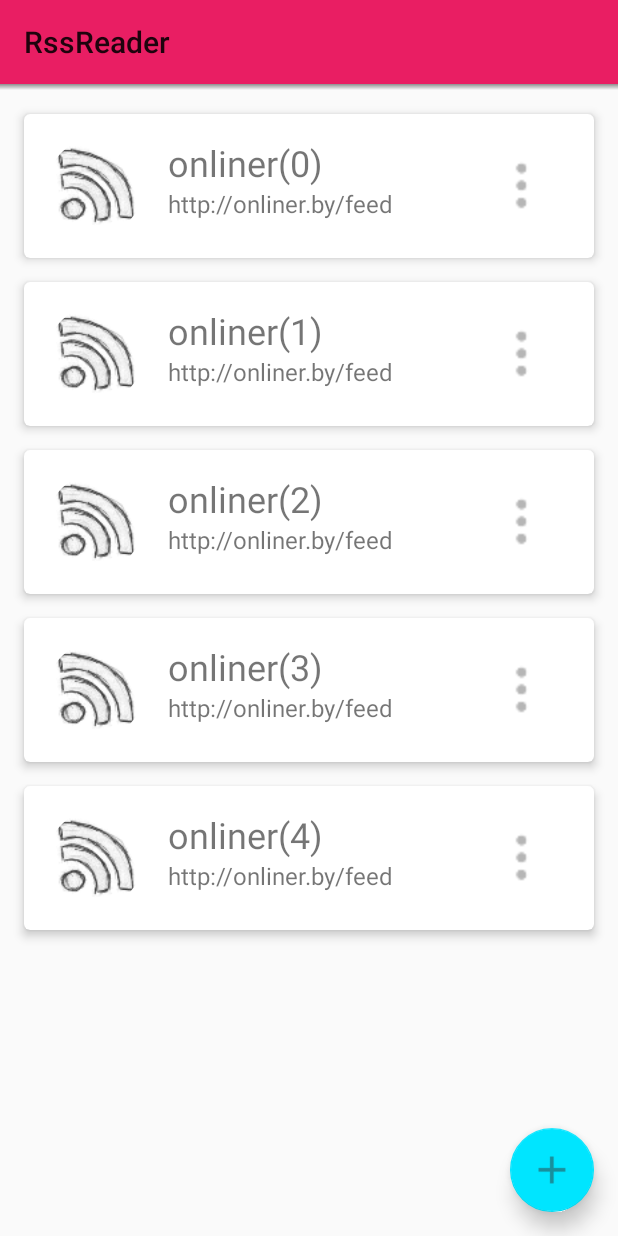
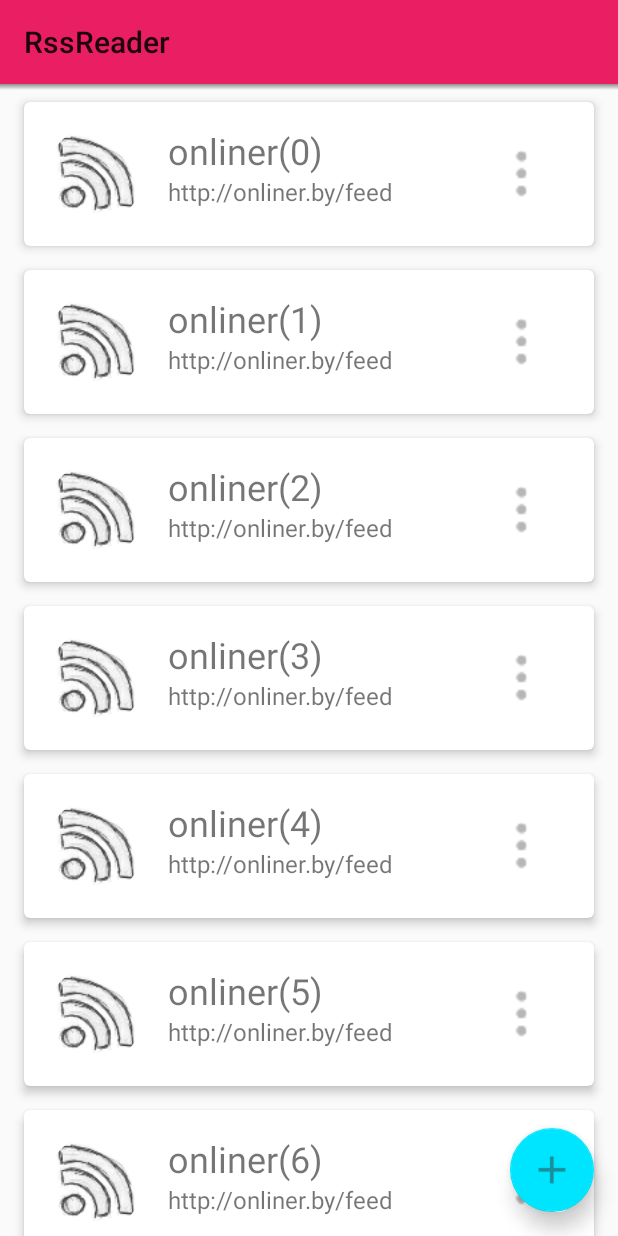
Before and after one commit to formakidov/Android-One, an Android app: the screen it shows after launch (FeedListActivity), on a phone screen of 412 x 824 dp. Run offline under Robolectric (Android 15) with nearby library versions, the phone set to English and light mode, and no system bars; our stand-ins replace CircleImageView; libraries missing offline, so code that uses them is left out: com.afollestad.materialdialogs, com.cocosw.bottomsheet; pictures from the network do not load.

Commit message:
fixed #22

```diff
--- a/RssReader/app/src/main/java/com/formakidov/rssreader/adapter/FeedAdapter.java
+++ b/RssReader/app/src/main/java/com/formakidov/rssreader/adapter/FeedAdapter.java
@@ -8,6 +8,7 @@ import android.view.MenuItem;
 import android.view.View;
 import android.view.ViewGroup;
 import android.widget.ImageView;
+import android.widget.ProgressBar;
 import android.widget.TextView;
 
 import com.formakidov.rssreader.DatabaseManager;
@@ -40,7 +41,7 @@ public class FeedAdapter extends RecyclerView.Adapter<FeedAdapter.ViewHolder>  i
 
     @Override
     public void onBindViewHolder(final ViewHolder viewHolder, final int position) {
-        FeedItem item = items.get(position);
+        final FeedItem item = items.get(position);
         String name = item.getName();
         String url = item.getUrl();
         viewHolder.feedName.setText(name);
@@ -51,11 +52,15 @@ public class FeedAdapter extends RecyclerView.Adapter<FeedAdapter.ViewHolder>  i
                 Tools.imageLoader.loadImage(s, new SimpleImageLoadingListener() {
                     @Override
                     public void onLoadingFailed(String arg0, View arg1, FailReason arg2) {
+                        viewHolder.progress.setVisibility(View.GONE);
+                        viewHolder.picture.setVisibility(View.VISIBLE);
                         viewHolder.picture.setImageResource(R.drawable.ic_launcher);
                     }
 
                     @Override
                     public void onLoadingComplete(String arg0, View arg1, Bitmap b) {
+                        viewHolder.progress.setVisibility(View.GONE);
+                        viewHolder.picture.setVisibility(View.VISIBLE);
                         if (null != b) {
                             viewHolder.picture.setImageBitmap(b);
                         } else {
@@ -77,10 +82,10 @@ public class FeedAdapter extends RecyclerView.Adapter<FeedAdapter.ViewHolder>  i
                     public boolean onMenuItemClick(MenuItem paramMenuItem) {
                         switch (paramMenuItem.getItemId()) {
                             case R.id.edit:
-                                fragment.showEditFeedDialog(position);
+                                fragment.showEditFeedDialog(items.indexOf(item));
                                 break;
                             case R.id.delete:
-                                deleteItem(position);
+                                deleteItem(items.indexOf(item));
                                 break;
                         }
                         return false;
@@ -90,6 +95,24 @@ public class FeedAdapter extends RecyclerView.Adapter<FeedAdapter.ViewHolder>  i
             }
         });
     }
+
+//    private void animateViewChanges(final View showView, final View hideView) {
+//        Animation fadeOutAnimation = AnimationUtils.loadAnimation(fragment.getActivity(), R.anim.fade_out);
+//        fadeOutAnimation.setDuration(CHANGE_VIEW_ANIMATION_DURATION);
+//        hideView.startAnimation(fadeOutAnimation);
+//        fadeOutAnimation.setAnimationListener(new SimpleAnimationListener() {
+//            @Override
+//            public void onAnimationEnd(Animation animation) {
+//                hideView.setVisibility(View.INVISIBLE);
+//                showView.setVisibility(View.VISIBLE);
+//                Animation fadeInAnimation = AnimationUtils.loadAnimation(fragment.getActivity(), R.anim.fade_in);
+//                fadeInAnimation.setDuration(CHANGE_VIEW_ANIMATION_DURATION);
+//                showView.startAnimation(fadeInAnimation);
+//            }
+//        });
+//
+//    }
+
     @Override
     public int getItemCount() {
         return items.size();
@@ -102,8 +125,8 @@ public class FeedAdapter extends RecyclerView.Adapter<FeedAdapter.ViewHolder>  i
     public void deleteItem(int position) {
         DatabaseManager manager = DatabaseManager.getInstance(fragment.getActivity());
         manager.deleteFeed(getItem(position).getUUID());
+        notifyItemRemoved(position);
         items.remove(position);
-        notifyItemRemoved(position);
     }
 
     public void addItem(FeedItem newItem) {
@@ -125,6 +148,7 @@ public class FeedAdapter extends RecyclerView.Adapter<FeedAdapter.ViewHolder>  i
         private final TextView feedName;
         private final TextView url;
         private final ImageView itemMenu;
+        private final ProgressBar progress;
 
         public ViewHolder(View itemView) {
             super(itemView);
@@ -132,6 +156,7 @@ public class FeedAdapter extends RecyclerView.Adapter<FeedAdapter.ViewHolder>  i
             url = (TextView) itemView.findViewById(R.id.url);
             picture = (ImageView) itemView.findViewById(R.id.picture);
             itemMenu = (ImageView) itemView.findViewById(R.id.menu_three_dot);
+            progress = (ProgressBar) itemView.findViewById(R.id.progress);
         }
     }
 }
--- a/RssReader/app/src/main/java/com/formakidov/rssreader/fragment/FeedListFragment.java
+++ b/RssReader/app/src/main/java/com/formakidov/rssreader/fragment/FeedListFragment.java
@@ -70,7 +70,7 @@ public class FeedListFragment extends Fragment implements Constants, FeedDialog.
 		adapter = new FeedAdapter(this, feeds);
 
 		//TODO remove me before release!!!
-		while (adapter.getItemCount() < 5) {
+		while (adapter.getItemCount() < 15) {
 			adapter.addItem(new FeedItem("onliner(" + adapter.getItemCount() + ")", "http://onliner.by/feed"));
 		}
 
@@ -84,7 +84,6 @@ public class FeedListFragment extends Fragment implements Constants, FeedDialog.
 		super.onConfigurationChanged(newConfig);
 		int columns = getSpanCount(newConfig.orientation == Configuration.ORIENTATION_LANDSCAPE);
 		((GridLayoutManager) recyclerView.getLayoutManager()).setSpanCount(columns);
-		adapter.notifyDataSetChanged();
 	}
 
 	@SuppressWarnings("deprecation")
@@ -144,7 +143,7 @@ public class FeedListFragment extends Fragment implements Constants, FeedDialog.
 		support.setOnItemLongClickListener(new ItemClickSupport.OnItemLongClickListener() {
 			@Override
 			public boolean onItemLongClicked(RecyclerView recyclerView, final int position, View v) {
-				showMenuDialog();
+				showMenuDialog(position);
 				return false;
 			}
 		});
@@ -162,13 +161,13 @@ public class FeedListFragment extends Fragment implements Constants, FeedDialog.
 		}
 	}
 
-	private void showMenuDialog() {
+	private void showMenuDialog(final int position) {
 		String[] values = new String[] { getString(R.string.edit), getString(R.string.delete)};
 		ArrayAdapter<String> dialogAdapter = new ArrayAdapter<>(getActivity(), android.R.layout.simple_list_item_1, values);
 		new MaterialDialog.Builder(getActivity())
 				.adapter(dialogAdapter, new MaterialDialog.ListCallback() {
 					@Override
-					public void onSelection(MaterialDialog materialDialog, View view, int position, CharSequence charSequence) {
+					public void onSelection(MaterialDialog materialDialog, View view, int pos, CharSequence charSequence) {
 						switch (position) {
 							case 0:
 								showEditFeedDialog(position);
--- a/RssReader/app/src/main/java/com/formakidov/rssreader/tools/Constants.java
+++ b/RssReader/app/src/main/java/com/formakidov/rssreader/tools/Constants.java
@@ -18,4 +18,5 @@ public interface Constants {
 	String FEED_URL = "feed_url";
 	String EMPTY_STRING = "";
 	int FAB_ANIMATION_DURATION = 200;
+	int CHANGE_VIEW_ANIMATION_DURATION = 250;
 }
--- /dev/null
+++ b/RssReader/app/src/main/res/anim/fade_in.xml
@@ -0,0 +1,13 @@
+<set xmlns:android="http://schemas.android.com/apk/res/android">
+
+    <alpha android:fromAlpha="0.0"
+        android:toAlpha="1.0"/>
+
+    <scale android:fromXScale="0.0"
+        android:fromYScale="0.0"
+        android:toXScale="1.0"
+        android:toYScale="1.0"
+        android:pivotX="50%"
+        android:pivotY="50%"/>
+
+</set>
--- /dev/null
+++ b/RssReader/app/src/main/res/anim/fade_out.xml
@@ -0,0 +1,13 @@
+<set xmlns:android="http://schemas.android.com/apk/res/android">
+
+    <alpha android:fromAlpha="1.0"
+           android:toAlpha="0.0"/>
+
+    <scale android:fromXScale="1.0"
+           android:fromYScale="1.0"
+           android:toXScale="0.0"
+           android:toYScale="0.0"
+           android:pivotX="50%"
+           android:pivotY="50%"/>
+
+</set>
--- a/RssReader/app/src/main/res/layout/activity_news_list.xml
+++ b/RssReader/app/src/main/res/layout/activity_news_list.xml
@@ -1,4 +1,5 @@
 <LinearLayout xmlns:android="http://schemas.android.com/apk/res/android"
+    xmlns:tools="http://schemas.android.com/tools"
     android:layout_width="match_parent"
     android:layout_height="match_parent"
     android:orientation="vertical">
@@ -14,7 +15,6 @@
         android:background="@drawable/toolbar_shadow" />
 
     <fragment
-        xmlns:tools="http://schemas.android.com/tools"
         android:id="@+id/news_list"
         android:name="com.formakidov.rssreader.fragment.NewsListFragment"
         android:layout_width="match_parent"
--- a/RssReader/app/src/main/res/layout/activity_news_twopane.xml
+++ b/RssReader/app/src/main/res/layout/activity_news_twopane.xml
@@ -2,7 +2,7 @@
     xmlns:tools="http://schemas.android.com/tools"
     android:layout_width="match_parent"
     android:layout_height="match_parent"
-    android:orientation="vertical" >
+    android:orientation="vertical">
 
     <include
         android:id="@+id/tool_bar"
--- a/RssReader/app/src/main/res/layout/list_item_feed.xml
+++ b/RssReader/app/src/main/res/layout/list_item_feed.xml
@@ -4,9 +4,10 @@
     android:id="@+id/card_view"
     android:layout_width="match_parent"
     android:layout_height="wrap_content"
+    android:layout_marginBottom="8dp"
+    android:layout_marginTop="8dp"
     android:layout_marginLeft="16dp"
     android:layout_marginRight="16dp"
-    android:layout_marginTop="16dp"
     android:foreground="?android:attr/selectableItemBackground"
     card_view:cardCornerRadius="4dp"
     card_view:cardElevation="4dp">
@@ -18,12 +19,24 @@
         android:orientation="horizontal"
         android:padding="16dp">
 
-        <com.formakidov.rssreader.view.CircleImageView
-            android:id="@+id/picture"
+        <FrameLayout
             android:layout_width="64dp"
             android:layout_height="64dp"
             android:layout_marginEnd="16dp"
-            android:layout_marginRight="16dp" />
+            android:layout_marginRight="16dp">
+
+            <com.formakidov.rssreader.view.CircleImageView
+                android:id="@+id/picture"
+                android:layout_width="match_parent"
+                android:layout_height="match_parent"
+                android:visibility="invisible" />
+
+            <ProgressBar
+                android:id="@+id/progress"
+                style="@style/Base.Widget.AppCompat.ProgressBar"
+                android:layout_width="match_parent"
+                android:layout_height="match_parent" />
+        </FrameLayout>
 
         <LinearLayout
             android:layout_width="0dp"
```
